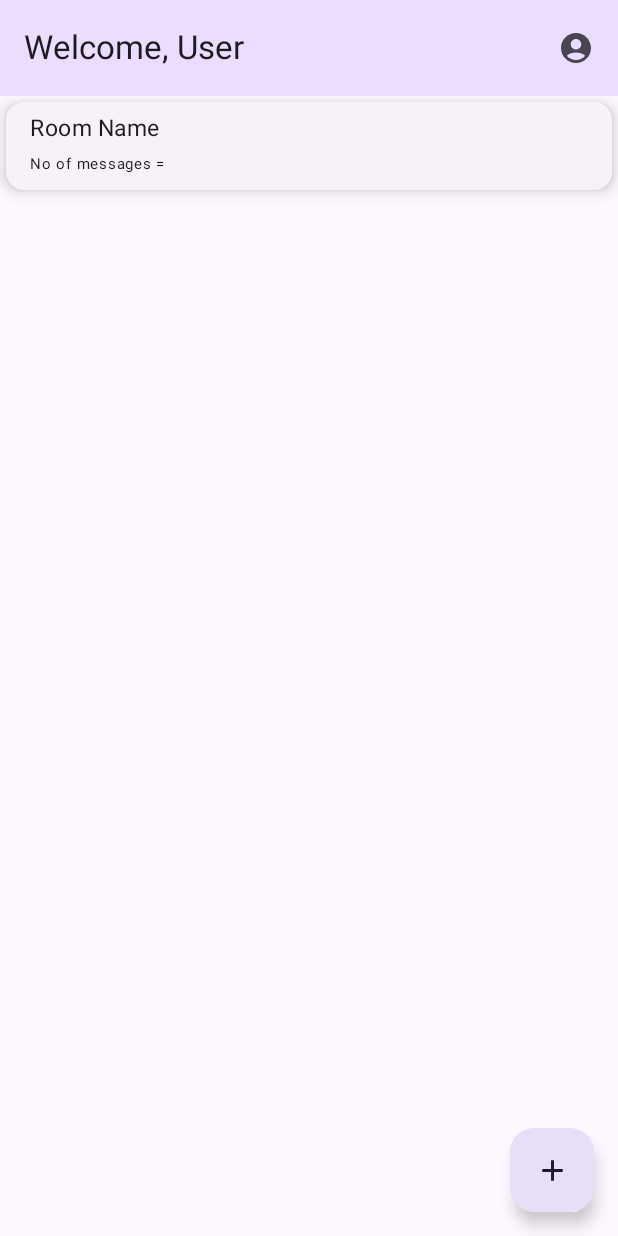
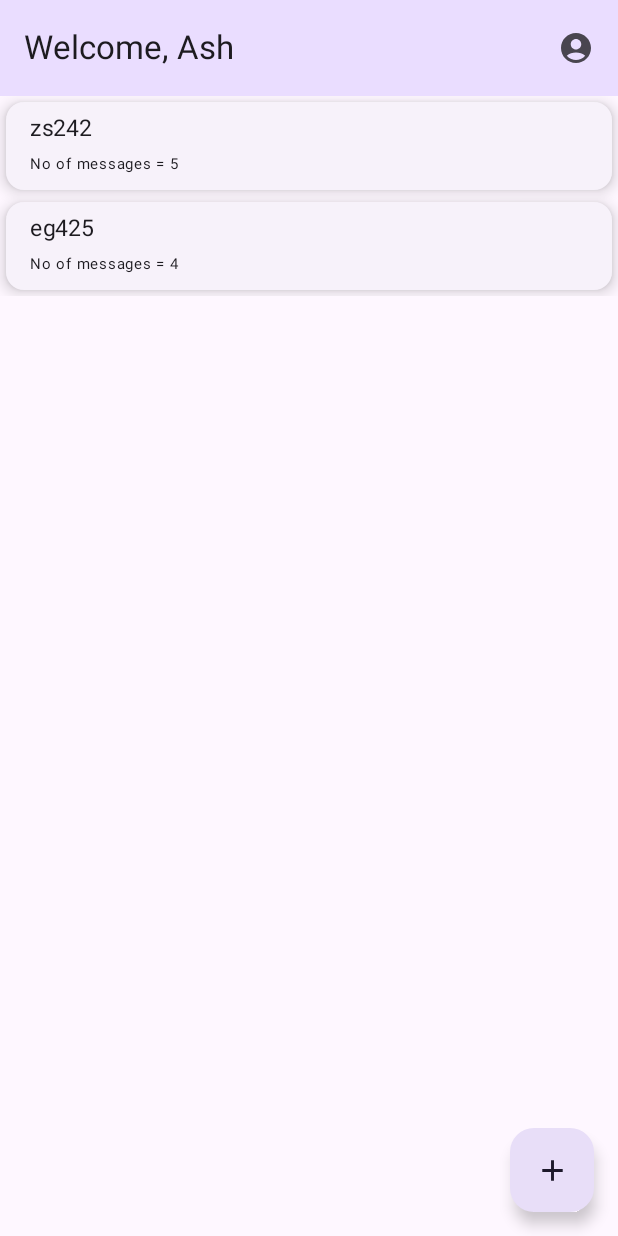
Before and after one commit to AsH1605/ChatAppAndroid, an Android app built with Jetpack Compose: the @Preview function AllRoomScreenPrev, on a phone screen of 412 x 824 dp. Run offline under Robolectric (Android 15) with nearby library versions, the phone set to English and light mode, and no system bars.

Commit message:
All rooms section skeleton built

```diff
--- a/app/src/main/java/com/cookie/chatapp/App.kt
+++ b/app/src/main/java/com/cookie/chatapp/App.kt
@@ -5,6 +5,7 @@ import androidx.hilt.navigation.compose.hiltViewModel
 import androidx.navigation.compose.NavHost
 import androidx.navigation.compose.composable
 import androidx.navigation.compose.rememberNavController
+import com.cookie.chatapp.presentation.allRoom.AllRoomVM
 import com.cookie.chatapp.presentation.login.LoginVM
 import com.cookie.chatapp.presentation.login.UserLoginScreen
 import com.cookie.chatapp.presentation.register.UserRegistrationScreen
@@ -56,5 +57,9 @@ fun App() {
                 }
             )
         }
+
+        composable(route = "all_room_screen") {
+            val viewModel = hiltViewModel<AllRoomVM>()
+        }
     }
 }
--- /dev/null
+++ b/app/src/main/java/com/cookie/chatapp/data/remote/dto/room/DeleteRoomResponse.kt
@@ -0,0 +1,6 @@
+package com.cookie.chatapp.data.remote.dto.room
+
+data class DeleteRoomResponse(
+    val status: String,
+    val error: String?
+)
--- a/app/src/main/java/com/cookie/chatapp/data/remote/dto/room/JoinRoomResponse.kt
+++ b/app/src/main/java/com/cookie/chatapp/data/remote/dto/room/JoinRoomResponse.kt
@@ -2,7 +2,7 @@ package com.cookie.chatapp.data.remote.dto.room
 
 data class JoinRoomResponse(
     val status: String,
-    val data: RoomResponse
+    val data: GetRoomResponse
 )
 
 //{
--- /dev/null
+++ b/app/src/main/java/com/cookie/chatapp/data/remote/dto/room/LeaveRoomResponse.kt
@@ -0,0 +1,6 @@
+package com.cookie.chatapp.data.remote.dto.room
+
+data class LeaveRoomResponse(
+    val status: String,
+    val error: String?
+)
--- /dev/null
+++ b/app/src/main/java/com/cookie/chatapp/domain/models/RoomModel.kt
@@ -0,0 +1,6 @@
+package com.cookie.chatapp.domain.models
+
+data class RoomModel (
+    val code: String,
+    val totalMessages: Int,
+)
--- a/app/src/main/java/com/cookie/chatapp/presentation/allRoom/AllRoomScreen.kt
+++ b/app/src/main/java/com/cookie/chatapp/presentation/allRoom/AllRoomScreen.kt
@@ -4,6 +4,8 @@ import androidx.compose.foundation.layout.Column
 import androidx.compose.foundation.layout.fillMaxWidth
 import androidx.compose.foundation.layout.padding
 import androidx.compose.foundation.layout.size
+import androidx.compose.foundation.lazy.LazyColumn
+import androidx.compose.foundation.lazy.items
 import androidx.compose.material.icons.Icons
 import androidx.compose.material.icons.filled.AccountCircle
 import androidx.compose.material.icons.filled.Add
@@ -21,31 +23,36 @@ import androidx.compose.material3.TopAppBar
 import androidx.compose.material3.TopAppBarDefaults
 import androidx.compose.runtime.Composable
 import androidx.compose.ui.Modifier
-import androidx.compose.ui.text.TextStyle
 import androidx.compose.ui.text.style.TextAlign
 import androidx.compose.ui.text.style.TextOverflow
 import androidx.compose.ui.tooling.preview.Preview
 import androidx.compose.ui.unit.dp
 import androidx.compose.ui.unit.sp
-import com.cookie.chatapp.presentation.login.model.UiEvent
+import com.cookie.chatapp.domain.models.RoomModel
+import com.cookie.chatapp.presentation.allRoom.model.UiEvent
+import com.cookie.chatapp.presentation.allRoom.model.UiState
 import com.cookie.chatapp.presentation.theme.ChatAppTheme
 
 @OptIn(ExperimentalMaterial3Api::class)
 @Composable
 fun AllRoomScreen(
+    uiState: UiState,
+    onUiEvent: (UiEvent) -> Unit
 ) {
     Scaffold(
         topBar = {
             TopAppBar(
                 title = {
                     Text(
-                        "Welcome, User",
+                        "Welcome, " + uiState.username,
                         maxLines = 1,
                         overflow = TextOverflow.Ellipsis
                     )
                 },
                 actions = {
-                    IconButton(onClick = {}) {
+                    IconButton(onClick = {
+                        onUiEvent(UiEvent.OnProfileClicked)
+                    }) {
                         Icon(
                             imageVector = Icons.Filled.AccountCircle,
                             contentDescription = "Profile"
@@ -68,7 +75,9 @@ fun AllRoomScreen(
         },
         floatingActionButton = {
             FloatingActionButton(
-                onClick = {  },
+                onClick = {
+                    onUiEvent(UiEvent.OnAddClicked)
+                },
                 containerColor = MaterialTheme.colorScheme.secondaryContainer
             ) {
                 Icon(
@@ -82,28 +91,38 @@ fun AllRoomScreen(
         Column(
             modifier = Modifier.padding(padding)
         ) {
-            Room()
+            LazyColumn {
+                items(uiState.room){room->
+                    Room(
+                        room.code, room.totalMessages,
+                        onClick = { onUiEvent(UiEvent.OnRoomClicked(room.code)) }
+                    )
+                }
+            }
         }
     }
 }
 
 @Composable
-private fun Room() {
+private fun Room(roomName: String, totalMessages: Int, onClick: () -> Unit) {
     ElevatedCard(
         elevation = CardDefaults.cardElevation(
             defaultElevation = 6.dp
         ),
-        modifier = Modifier.fillMaxWidth().padding(4.dp)
+        modifier = Modifier
+            .fillMaxWidth()
+            .padding(4.dp),
+        onClick = onClick
     ) {
         Text(
-            text = "Room Name",
+            text = roomName,
             modifier = Modifier
                 .padding(start = 16.dp, top = 5.dp),
             textAlign = TextAlign.Left,
             fontSize = 15.sp
         )
         Text(
-            text = "No of messages = ",
+            text = "No of messages = $totalMessages",
             modifier = Modifier
                 .padding(start = 16.dp, bottom = 5.dp),
             textAlign = TextAlign.Left,
@@ -116,7 +135,22 @@ private fun Room() {
 @Composable
 private fun AllRoomScreenPrev() {
     ChatAppTheme {
-        AllRoomScreen()
+        AllRoomScreen(
+            uiState = UiState(
+                username = "Ash",
+                room = listOf(
+                    RoomModel(
+                        code = "zs242",
+                        totalMessages = 5
+                    ),
+                    RoomModel(
+                        code = "eg425",
+                        totalMessages = 4
+                    )
+                )
+            ),
+            onUiEvent = {}
+        )
     }
 }
 
@@ -124,6 +158,21 @@ private fun AllRoomScreenPrev() {
 @Composable
 private fun AllRoomScreenPrev2() {
     ChatAppTheme(darkTheme = true) {
-        AllRoomScreen()
+        AllRoomScreen(
+            uiState = UiState(
+                username = "Ash",
+                room = listOf(
+                    RoomModel(
+                        code = "zs242",
+                        totalMessages = 5
+                    ),
+                    RoomModel(
+                        code = "eg425",
+                        totalMessages = 4
+                    )
+                )
+            ),
+            onUiEvent = {}
+        )
     }
 }
--- a/app/src/main/java/com/cookie/chatapp/presentation/allRoom/model/UiEvent.kt
+++ b/app/src/main/java/com/cookie/chatapp/presentation/allRoom/model/UiEvent.kt
@@ -1,4 +1,7 @@
 package com.cookie.chatapp.presentation.allRoom.model
 
 sealed interface UiEvent {
+    data object OnAddClicked: UiEvent
+    data object OnProfileClicked: UiEvent
+    data class OnRoomClicked(val code: String): UiEvent
 }
--- a/app/src/main/java/com/cookie/chatapp/presentation/allRoom/model/UiState.kt
+++ b/app/src/main/java/com/cookie/chatapp/presentation/allRoom/model/UiState.kt
@@ -1,5 +1,8 @@
 package com.cookie.chatapp.presentation.allRoom.model
 
+import com.cookie.chatapp.domain.models.RoomModel
+
 data class UiState(
-    private val room: String
+    val username: String,
+    val room: List<RoomModel>
 )
```
Also changed, not shown: app/src/main/java/com/cookie/chatapp/data/remote/AllRoomApi.kt (+16 -5 lines), app/src/main/java/com/cookie/chatapp/data/remote/dto/room/GetRoomResponse.kt (+0 -16 lines), app/src/main/java/com/cookie/chatapp/data/repository/RoomRepositoryImpl.kt (added, +35 -0 lines), app/src/main/java/com/cookie/chatapp/data/repository/UserRepositoryImpl.kt (+5 -5 lines), app/src/main/java/com/cookie/chatapp/domain/repository/AllRoomRepository.kt (added, +16 -0 lines), app/src/main/java/com/cookie/chatapp/presentation/allRoom/AllRoomVM.kt (+8 -1 lines).
